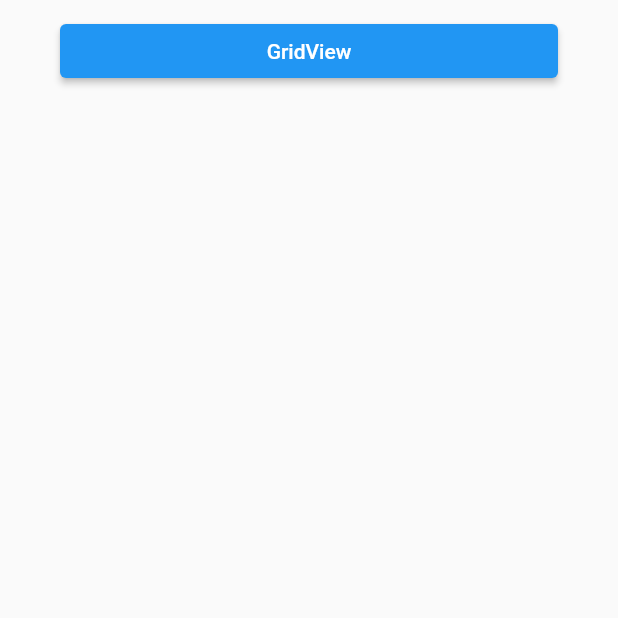
After one commit to YukiOnishi1129/flutterpractice, a Flutter app: the screen it shows after launch, on a phone screen of 412 x 824 dp, the top half of it. The commit adds this screen. Run offline on Flutter 3.47's test engine with Material 2 defaults, Android fonts, the phone set to English and light mode, and no system bars.

Commit message:
Topページ作成と画面遷移処理作成

```diff
--- a/lib/grid_view_page.dart
+++ b/lib/grid_view_page.dart
@@ -1,6 +1,10 @@
 import 'package:flutter/material.dart';
 
 class GridViewPage extends StatefulWidget {
+  const GridViewPage({
+    Key? key,
+  }) : super(key: key);
+
   @override
   _GridViewPageState createState() => _GridViewPageState();
 }
--- /dev/null
+++ b/lib/index_page.dart
@@ -0,0 +1,28 @@
+import 'package:flutter/material.dart';
+
+import 'grid_view_page.dart';
+
+class IndexPage extends StatelessWidget {
+  const IndexPage({
+    Key? key,
+  }) : super(key: key);
+
+  @override
+  Widget build(BuildContext context) {
+    return Scaffold(
+        body: ListView(children: [
+      Padding(
+          padding: const EdgeInsets.symmetric(horizontal: 40, vertical: 10),
+          child: ElevatedButton(
+            onPressed: () {
+              Navigator.of(context).push(
+                MaterialPageRoute(builder: (context) {
+                  return const GridViewPage();
+                }),
+              );
+            },
+            child: const Text('GridView'),
+          ))
+    ]));
+  }
+}
--- a/lib/main.dart
+++ b/lib/main.dart
@@ -1,6 +1,6 @@
 import 'package:flutter/material.dart';
 
-import 'grid_view_page.dart';
+import 'index_page.dart';
 
 void main() => runApp(const MyApp());
 
@@ -11,7 +11,7 @@ class MyApp extends StatelessWidget {
   @override
   Widget build(BuildContext context) {
     return MaterialApp(
-      home: GridViewPage(),
+      home: IndexPage(),
     );
   }
 }
```
